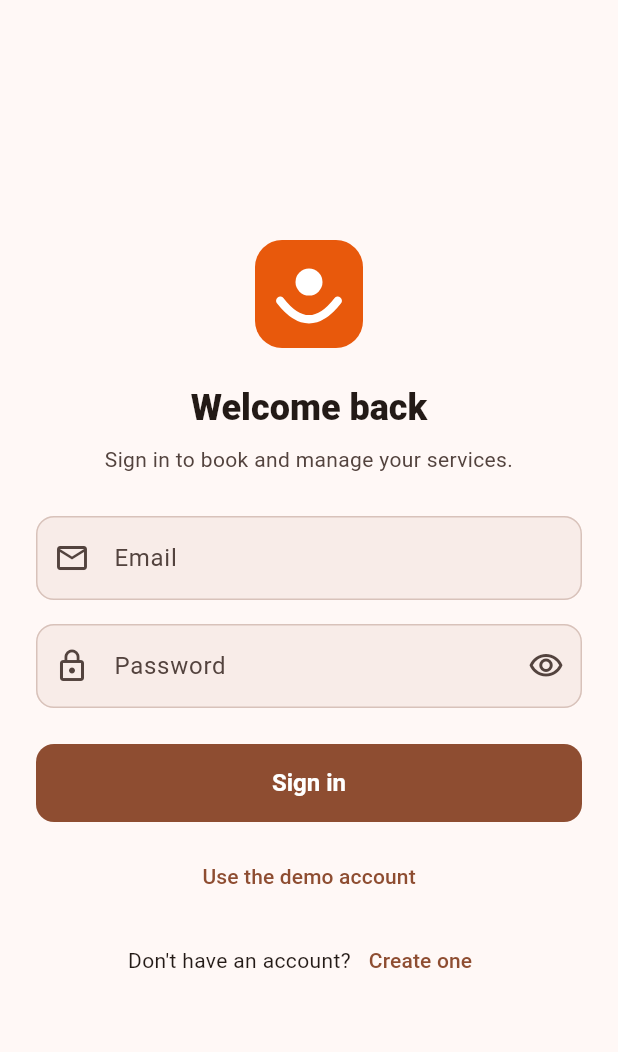
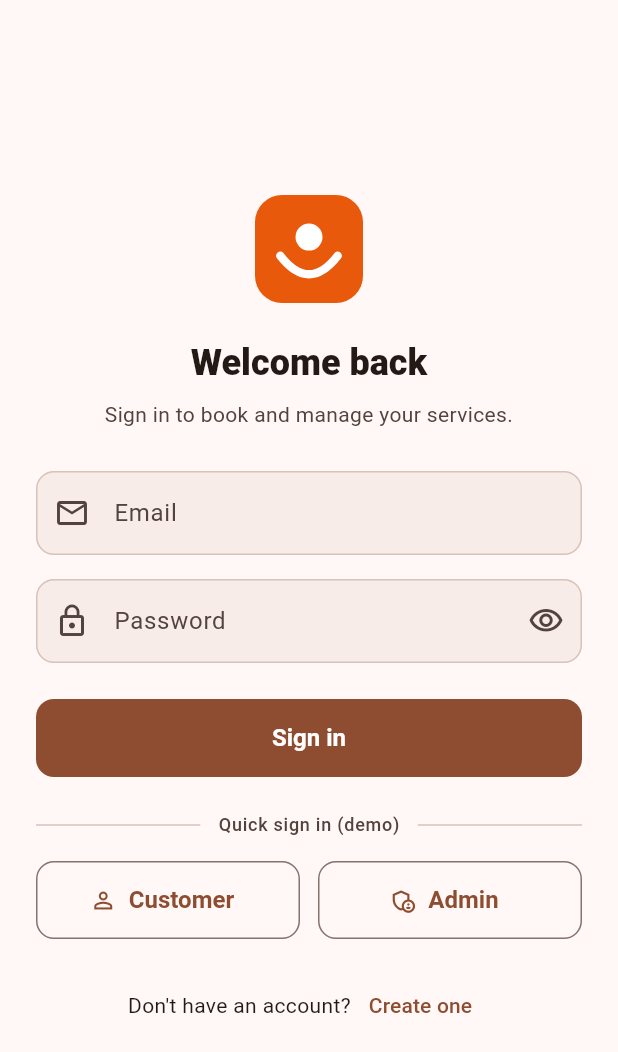
Before and after one commit to saad125862/service-booking-app, a Flutter app: the screen it shows after launch, on a phone screen of 412 x 824 dp. Shown: the top 1052 px of the screen. Run offline on Flutter 3.47's test engine with Material 3 defaults, Android fonts, the phone set to English and light mode, and no system bars; our stand-ins replace cached_network_image, dio, flutter_riverpod, flutter_secure_storage, go_router.

Commit message:
feat(auth): add one-tap demo sign-in for customer and admin
Co-Authored-By: Claude Sonnet 5.5 <noreply@anthropic.com>

```diff
--- a/lib/core/config/app_config.dart
+++ b/lib/core/config/app_config.dart
@@ -12,6 +12,9 @@ class AppConfig {
   );
 
   static const String appName = 'Seba';
-  static const String demoEmail = 'demo@example.com';
-  static const String demoPassword = 'Demo@1234';
+  // Demo accounts for reviewers (seeded by the backend); used by the quick sign-in buttons.
+  static const String demoCustomerEmail = 'demo@example.com';
+  static const String demoCustomerPassword = 'Demo@1234';
+  static const String demoAdminEmail = 'admin@example.com';
+  static const String demoAdminPassword = 'Admin@1234';
 }
--- a/lib/features/auth/presentation/login_screen.dart
+++ b/lib/features/auth/presentation/login_screen.dart
@@ -42,7 +42,7 @@ class _LoginScreenState extends ConsumerState<LoginScreen> {
     });
     try {
       await ref.read(authProvider.notifier).login(email: _email.text, password: _password.text);
-      // The router redirects to the home screen once the auth state changes.
+      // The router redirects to the right home screen once the auth state changes.
     } on ApiException catch (e) {
       if (mounted) setState(() => _error = e.message);
     } finally {
@@ -50,14 +50,17 @@ class _LoginScreenState extends ConsumerState<LoginScreen> {
     }
   }
 
-  void _useDemo() {
-    _email.text = AppConfig.demoEmail;
-    _password.text = AppConfig.demoPassword;
-    setState(() => _error = null);
+  /// One-tap sign in for the seeded demo accounts.
+  Future<void> _quickSignIn(String email, String password) {
+    _email.text = email;
+    _password.text = password;
+    return _submit();
   }
 
   @override
   Widget build(BuildContext context) {
+    final theme = Theme.of(context);
+
     return AuthScaffold(
       title: 'Welcome back',
       subtitle: 'Sign in to book and manage your services.',
@@ -92,12 +95,45 @@ class _LoginScreenState extends ConsumerState<LoginScreen> {
               ),
               const SizedBox(height: 24),
               AppButton(label: 'Sign in', onPressed: _submit, loading: _submitting),
-              const SizedBox(height: 12),
-              TextButton(
-                onPressed: _submitting ? null : _useDemo,
-                child: const Text('Use the demo account'),
+              const SizedBox(height: 24),
+              Row(
+                children: [
+                  const Expanded(child: Divider()),
+                  Padding(
+                    padding: const EdgeInsets.symmetric(horizontal: 12),
+                    child: Text(
+                      'Quick sign in (demo)',
+                      style: theme.textTheme.labelMedium?.copyWith(color: theme.colorScheme.onSurfaceVariant),
+                    ),
+                  ),
+                  const Expanded(child: Divider()),
+                ],
               ),
-              const SizedBox(height: 8),
+              const SizedBox(height: 16),
+              Row(
+                children: [
+                  Expanded(
+                    child: OutlinedButton.icon(
+                      onPressed: _submitting
+                          ? null
+                          : () => _quickSignIn(AppConfig.demoCustomerEmail, AppConfig.demoCustomerPassword),
+                      icon: const Icon(Icons.person_outline),
+                      label: const Text('Customer'),
+                    ),
+                  ),
+                  const SizedBox(width: 12),
+                  Expanded(
+                    child: OutlinedButton.icon(
+                      onPressed: _submitting
+                          ? null
+                          : () => _quickSignIn(AppConfig.demoAdminEmail, AppConfig.demoAdminPassword),
+                      icon: const Icon(Icons.admin_panel_settings_outlined),
+                      label: const Text('Admin'),
+                    ),
+                  ),
+                ],
+              ),
+              const SizedBox(height: 20),
               Wrap(
                 alignment: WrapAlignment.center,
                 crossAxisAlignment: WrapCrossAlignment.center,
```
Also changed, not shown: 1 other file.
